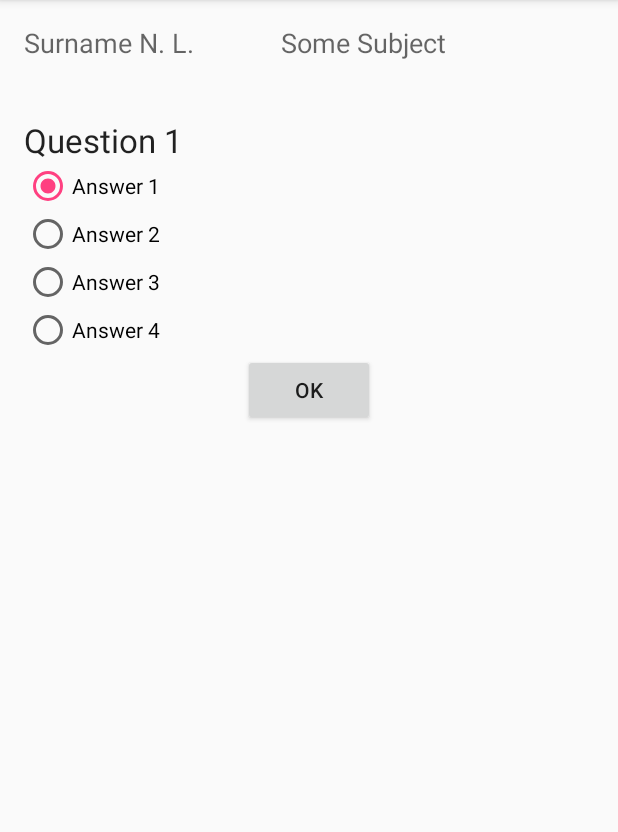
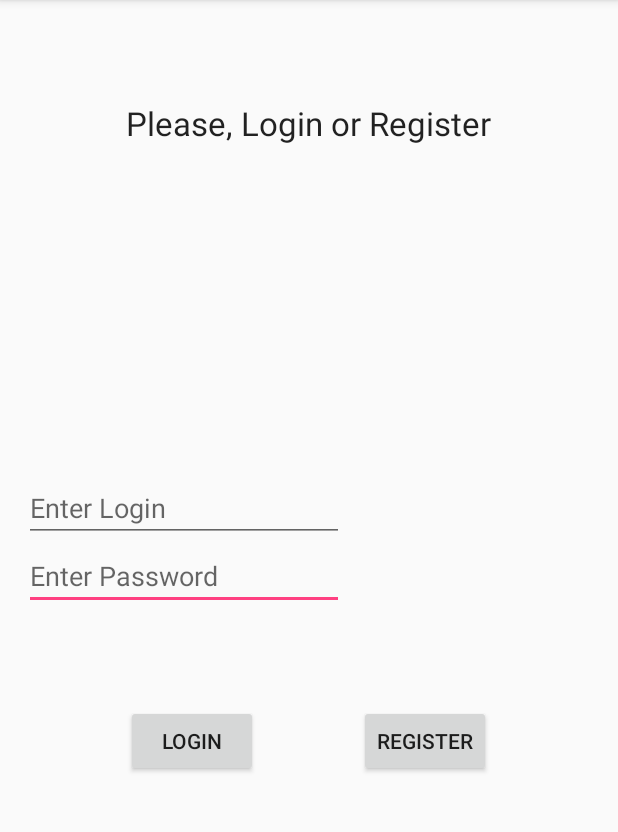
Before and after one commit to Mariia-Sasiuk/Inquirer-android-client, an Android app: the screen it shows after launch (MainActivity), on a phone screen of 412 x 824 dp, the part 84-916 px from its top. Run offline under Robolectric (Android 15) with nearby library versions, the phone set to English and light mode, and no system bars; libraries missing offline, so code that uses them is left out: de.tavendo.autobahn; 2 statements that could not run were skipped.

```diff
--- a/app/src/main/AndroidManifest.xml
+++ b/app/src/main/AndroidManifest.xml
@@ -2,6 +2,7 @@
 <manifest xmlns:android="http://schemas.android.com/apk/res/android"
     package="com.example.mari.inquirer_android_client">
 
+    <uses-permission android:name="android.permission.INTERNET"/>
     <application
         android:allowBackup="true"
         android:icon="@mipmap/ic_launcher"
@@ -15,6 +16,9 @@
                 <category android:name="android.intent.category.LAUNCHER" />
             </intent-filter>
         </activity>
+        <activity android:name=".QRActivity"
+            android:label="@string/app_name">
+        </activity>
     </application>
 
 </manifest>
--- a/app/src/main/java/com/example/mari/inquirer_android_client/MainActivity.java
+++ b/app/src/main/java/com/example/mari/inquirer_android_client/MainActivity.java
@@ -1,13 +1,47 @@
 package com.example.mari.inquirer_android_client;
 
+import android.content.Intent;
+import android.os.Bundle;
 import android.support.v7.app.AppCompatActivity;
-import android.os.Bundle;
+import android.view.View;
+import android.widget.Button;
+import android.widget.Toast;
 
 public class MainActivity extends AppCompatActivity {
 
-    @Override
+       @Override
     protected void onCreate(Bundle savedInstanceState) {
-        super.onCreate(savedInstanceState);
+
+           super.onCreate(savedInstanceState);
         setContentView(R.layout.activity_main);
+
+    SoketListner.con(getApplicationContext());
+
+           Button logBut = (Button) findViewById(R.id.log_but);
+           logBut.setOnClickListener(new View.OnClickListener() {
+               @Override
+               public void onClick(View v) {
+                   Intent intent = new Intent(getApplicationContext(), QRActivity.class);
+                   startActivity(intent);
+
+               }
+           });
+
+           Button regBut = (Button) findViewById(R.id.reg_but);
+           regBut.setOnClickListener(new View.OnClickListener() {
+               @Override
+               public void onClick(View v) {
+                   Toast toast = Toast.makeText(getApplicationContext(),
+                           "Register works", Toast.LENGTH_SHORT);
+                   toast.show();
+
+               }
+           });
+    }
+
+    public void pri(String s){
+        Toast toast = Toast.makeText(getApplicationContext(),
+                s, Toast.LENGTH_SHORT);
+        toast.show();
     }
 }
--- a/app/src/main/res/layout/activity_main.xml
+++ b/app/src/main/res/layout/activity_main.xml
@@ -1,4 +1,5 @@
 <?xml version="1.0" encoding="utf-8"?>
+
 <RelativeLayout xmlns:android="http://schemas.android.com/apk/res/android"
     xmlns:tools="http://schemas.android.com/tools"
     android:layout_width="match_parent"
@@ -9,80 +10,54 @@
     android:paddingTop="@dimen/activity_vertical_margin"
     tools:context="com.example.mari.inquirer_android_client.MainActivity">
 
+    <EditText
+        android:layout_width="wrap_content"
+        android:layout_height="wrap_content"
+        android:ems="10"
+        android:id="@+id/password"
+        android:layout_centerVertical="true"
+        android:layout_alignParentLeft="true"
+        android:layout_alignParentStart="true"
+        android:hint="@string/enter_password"
+        android:inputType="textPassword" />
+
+    <EditText
+        android:layout_width="wrap_content"
+        android:layout_height="wrap_content"
+        android:id="@+id/login"
+        android:layout_above="@+id/password"
+        android:layout_alignParentLeft="true"
+        android:layout_alignParentStart="true"
+        android:layout_alignRight="@+id/password"
+        android:layout_alignEnd="@+id/password"
+        android:hint="@string/enter_login" />
+
+    <Button
+        android:layout_width="wrap_content"
+        android:layout_height="wrap_content"
+        android:text="@string/login"
+        android:id="@+id/log_but"
+        android:layout_marginTop="63dp"
+        android:layout_below="@+id/password"
+        android:layout_alignLeft="@+id/text"
+        android:layout_alignStart="@+id/text" />
+
+    <Button
+        android:layout_width="wrap_content"
+        android:layout_height="wrap_content"
+        android:text="@string/register"
+        android:id="@+id/reg_but"
+        android:layout_alignTop="@+id/log_but"
+        android:layout_alignRight="@+id/text"
+        android:layout_alignEnd="@+id/text" />
+
     <TextView
         android:layout_width="wrap_content"
         android:layout_height="wrap_content"
         android:textAppearance="?android:attr/textAppearanceLarge"
-        android:id="@+id/question"
-        android:text="@string/question_1"
-        android:layout_below="@+id/tach_name"
-        android:layout_alignParentLeft="true"
-        android:layout_alignParentStart="true"
-        android:layout_marginTop="38dp" />
-
-    <TextView
-        android:layout_width="wrap_content"
-        android:layout_height="wrap_content"
-        android:textAppearance="?android:attr/textAppearanceMedium"
-        android:text="@string/surname"
-        android:id="@+id/tach_name"
+        android:text="@string/welc_text"
+        android:id="@+id/text"
+        android:layout_marginTop="51dp"
         android:layout_alignParentTop="true"
-        android:layout_alignParentLeft="true"
-        android:layout_alignParentStart="true" />
-
-    <TextView
-        android:layout_width="wrap_content"
-        android:layout_height="wrap_content"
-        android:textAppearance="?android:attr/textAppearanceMedium"
-        android:text="@string/subject"
-        android:id="@+id/subject"
-        android:layout_above="@+id/question"
-        android:layout_toRightOf="@+id/tach_name"
-        android:layout_toEndOf="@+id/tach_name"
-        android:layout_marginLeft="58dp"
-        android:layout_marginStart="58dp" />
-
-    <RadioGroup
-        android:layout_width="match_parent"
-        android:layout_height="match_parent"
-        android:layout_below="@+id/question"
-        android:layout_alignParentLeft="true"
-        android:layout_alignParentStart="true">
-
-        <RadioButton
-            android:layout_width="wrap_content"
-            android:layout_height="wrap_content"
-            android:text="@string/answer_1"
-            android:id="@+id/radioButton"
-            android:checked="true" />
-
-        <RadioButton
-            android:layout_width="wrap_content"
-            android:layout_height="wrap_content"
-            android:text="@string/answer_2"
-            android:id="@+id/radioButton2"
-            android:checked="false" />
-
-        <RadioButton
-            android:layout_width="wrap_content"
-            android:layout_height="wrap_content"
-            android:text="@string/answer_3"
-            android:id="@+id/radioButton3"
-            android:checked="false" />
-
-        <RadioButton
-            android:layout_width="wrap_content"
-            android:layout_height="wrap_content"
-            android:text="@string/answer_4"
-            android:id="@+id/radioButton4"
-            android:checked="false" />
-
-        <Button
-            android:layout_width="wrap_content"
-            android:layout_height="wrap_content"
-            android:text="@string/ok"
-            android:id="@+id/button"
-            android:layout_gravity="center_horizontal" />
-    </RadioGroup>
-
+        android:layout_centerHorizontal="true" />
 </RelativeLayout>
--- a/app/src/main/res/values/strings.xml
+++ b/app/src/main/res/values/strings.xml
@@ -8,4 +8,11 @@
     <string name="answer_3">Answer 3</string>
     <string name="answer_4">Answer 4</string>
     <string name="ok">OK</string>
+    <string name="welc_text">Please, Login or Register</string>
+    <string name="enter_password">Enter Password</string>
+    <string name="enter_login">Enter Login</string>
+    <string name="login">LOGIN</string>
+    <string name="register">REGISTER</string>
+    <string name="start_text">Please, scan QR Code to get started</string>
+    <string name="scan">SCAN QR CODE</string>
 </resources>
--- a/build.gradle
+++ b/build.gradle
@@ -5,11 +5,12 @@ buildscript {
         jcenter()
     }
     dependencies {
-        classpath 'com.android.tools.build:gradle:2.0.0'
+        classpath 'com.android.tools.build:gradle:2.1.0'
 
         // NOTE: Do not place your application dependencies here; they belong
         // in the individual module build.gradle files
     }
+
 }
 
 allprojects {
```
Also changed, not shown: app/build.gradle (+7 -1 lines), app/src/main/java/com/example/mari/inquirer_android_client/EchoClient.java (added, +39 -0 lines), app/src/main/java/com/example/mari/inquirer_android_client/QRActivity.java (added, +17 -0 lines), app/src/main/java/com/example/mari/inquirer_android_client/SoketListner.java (added, +25 -0 lines), app/src/main/res/layout/activity_qr.xml (added, +31 -0 lines).
